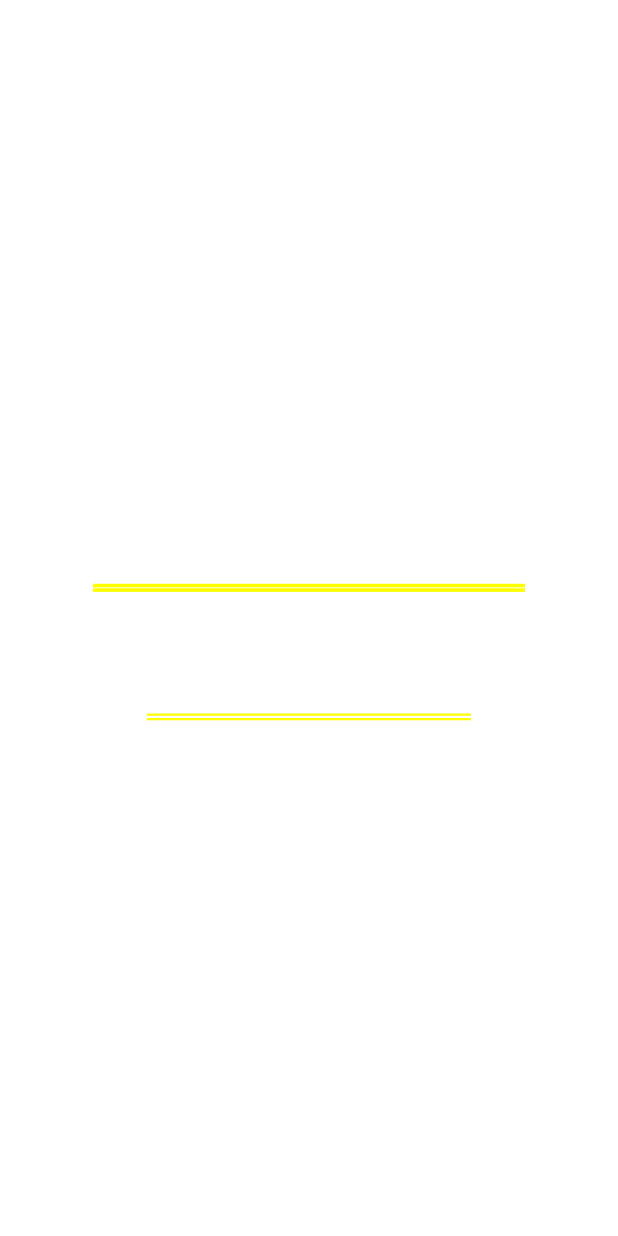
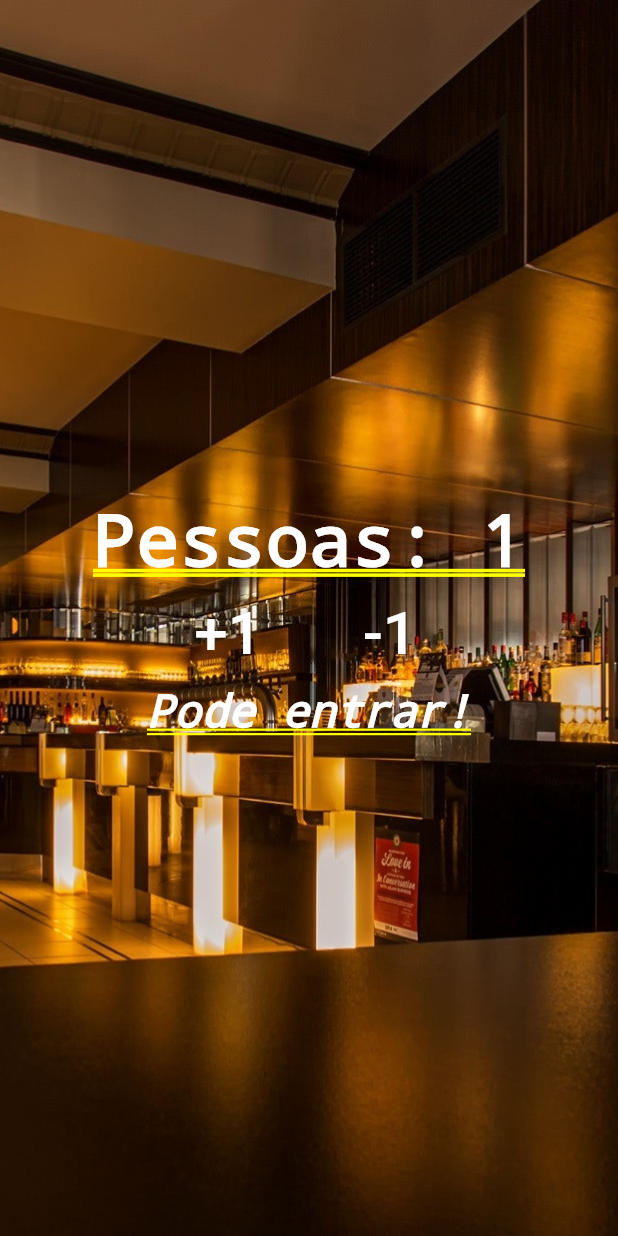
Before and after one commit to Marcuspo/people-counter-flutter, a Flutter app: the screen it shows after launch, after a tap on "+1", on a phone screen of 412 x 824 dp. Run offline on Flutter 3.47's test engine with Material 2 defaults, Android fonts, the phone set to English and light mode, and no system bars; statements that could not run were skipped.

Commit message:
project set with setstate

```diff
--- a/lib/main.dart
+++ b/lib/main.dart
@@ -3,36 +3,84 @@ import 'package:flutter/material.dart';
 void main() {
   runApp(MaterialApp(
     title: "Contador de Pessoas",
-    home: Column(
+    home: Home()
+    ));
+}
+
+class Home extends StatefulWidget {
+  @override
+  _HomeState createState() => _HomeState();
+}
+
+class _HomeState extends State<Home> {
+
+  int _people = 0;
+  String _infoTeste = "Pode entrar!";
+
+  void _changePeople(int delta) {
+    setState(() {
+     _people += delta;
+
+    if(_people < 0 ){
+      _infoTeste = "Mundo invertido?";
+    } else if(_people <= 10){
+      _infoTeste = "Pode entrar!";
+    } else {
+      _infoTeste = "Lotado!!!!!! Pode entrar mais ninguém!"
+    }
+
+    });
+  }
+
+  @override
+  Widget build(BuildContext context) {
+    return
+        Stack(
+        children: <Widget>[
+          Image.asset(
+            "images/restaurant.jpg",
+            fit: BoxFit.cover,
+            height: 1000.0,
+          ),
+          Column(
             mainAxisAlignment: MainAxisAlignment.center,
             children: <Widget>[
               Text(
-           "Pessoas: 0",
+                "Pessoas: $_people",
                   style: TextStyle(color: Colors.white, fontWeight: FontWeight.bold),
               ),
               Row(
                 mainAxisAlignment: MainAxisAlignment.center,
                   children: <Widget>[
-            FlatButton(
+                  Padding(
+                    padding: EdgeInsets.all(10.0),
+                    child:  FlatButton(
                       child:
                       Text("+1", style: TextStyle(fontSize: 40.0, color: Colors.white)
                         ),
-                onPressed: () {},
+                      onPressed: () {_changePeople(1);},
                     ),
-              FlatButton(
-              child: Text("-1", style: TextStyle(fontSize: 40.0, color: Colors.white)
                   ),
-                onPressed: () {},
+                  Padding(
+                    padding: EdgeInsets.all(10.0),
+                      child:  FlatButton(
+                        child:
+                        Text("-1", style: TextStyle(fontSize: 40.0, color: Colors.white)
+                          ),
+                         onPressed: () {_changePeople(-1);},
+                      ),
                     ),
                   ],
               ),
               Text(
-           "Pode entrar!",
+                _infoTeste,
                   style: TextStyle(color: Colors.white,
                   fontStyle: FontStyle.italic,
                   fontSize: 30.0),
               )
             ],
           )
-  ));
+        ],
+      );
   }
+}
--- a/pubspec.yaml
+++ b/pubspec.yaml
@@ -44,6 +44,8 @@ flutter:
   # assets:
   #  - images/a_dot_burr.jpeg
   #  - images/a_dot_ham.jpeg
+  assets:
+    - images/restaurant.jpg
 
   # An image asset can refer to one or more resolution-specific "variants", see
   # https://flutter.dev/assets-and-images/#resolution-aware.
```
Also changed, not shown: images/restaurant.jpg (renamed from img/restaurant.jpg). Lines whose indentation alone changed are shown as unchanged.
